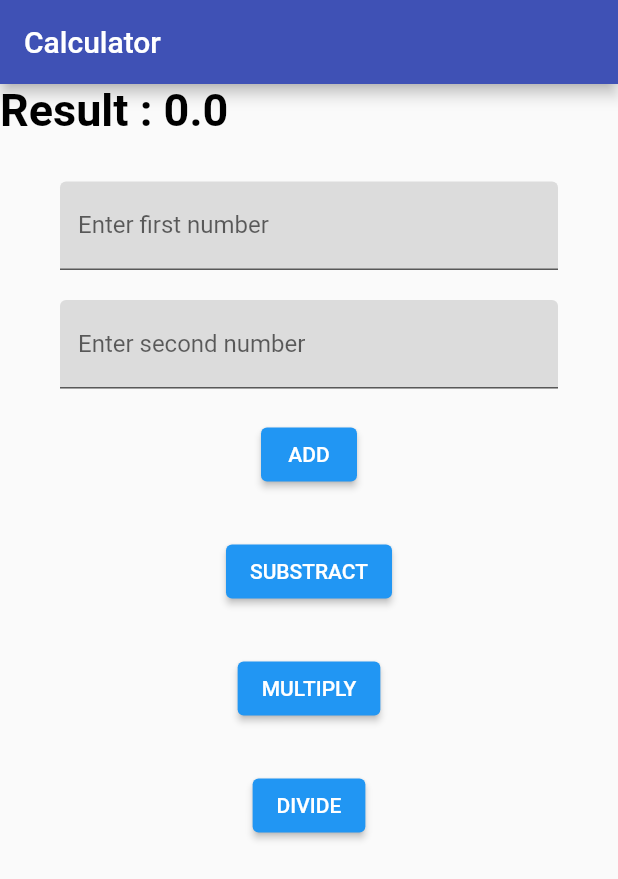
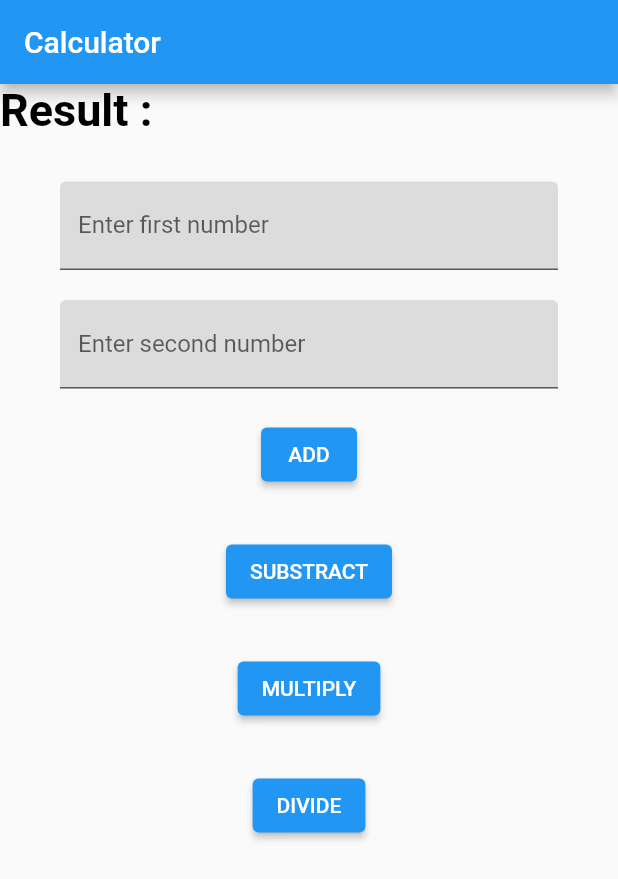
Before and after one commit to ahmadnaufal684/flutter-ahmad-naufal-fundamental, a Flutter app: the screen it shows after launch, after a tap on "ADD", on a phone screen of 412 x 824 dp. Shown: the top 879 px of the screen. Run offline on Flutter 3.47's test engine with Material 2 defaults, Android fonts, the phone set to English and light mode, and no system bars.

Commit message:
mini projek 2

```diff
--- a/lib/main.dart
+++ b/lib/main.dart
@@ -15,53 +15,19 @@ class _MyAppState extends State<MyApp> {
   TextEditingController controller1 = TextEditingController();
   TextEditingController controller2 = TextEditingController();
 
-  double result = 0, angka1 = 0, angka2 = 0;
-
-  tambah() {
-    setState(() {
-      angka1 = double.parse(controller1.text);
-      angka2 = double.parse(controller2.text);
-      result = angka1 + angka2;
-    });
-  }
-
-  kurang() {
-    setState(() {
-      angka1 = double.parse(controller1.text);
-      angka2 = double.parse(controller2.text);
-      result = angka1 - angka2;
-    });
-  }
-
-  kali() {
-    setState(() {
-      angka1 = double.parse(controller1.text);
-      angka2 = double.parse(controller2.text);
-      result = angka1 * angka2;
-    });
-  }
-
-  bagi() {
-    setState(() {
-      angka1 = double.parse(controller1.text);
-      angka2 = double.parse(controller2.text);
-      result = angka1 / angka2;
-    });
-  }
-
   @override
   Widget build(BuildContext context) {
     return MaterialApp(
         home: Scaffold(
       appBar: AppBar(
-        backgroundColor: Colors.indigo,
+        backgroundColor: Colors.blue,
         title: Text('Calculator'),
       ),
       body: Column(
         children: [
           Align(
               alignment: Alignment.centerLeft,
-              child: Text('Result : $result',
+              child: Text('Result : ',
                   style: TextStyle(
                       fontSize: 30,
                       fontWeight: FontWeight.bold,
@@ -97,43 +63,19 @@ class _MyAppState extends State<MyApp> {
               alignment: Alignment.center,
               child: Column(
                 children: [
-                  ElevatedButton(
-                      onPressed: () {
-                        tambah();
-                        controller1.clear();
-                        controller2.clear();
-                      },
-                      child: Text('ADD')),
+                  ElevatedButton(onPressed: () {}, child: Text('ADD')),
                   SizedBox(
                     height: 30,
                   ),
-                  ElevatedButton(
-                      onPressed: () {
-                        kurang();
-                        controller1.clear();
-                        controller2.clear();
-                      },
-                      child: Text('SUBSTRACT')),
+                  ElevatedButton(onPressed: () {}, child: Text('SUBSTRACT')),
                   SizedBox(
                     height: 30,
                   ),
-                  ElevatedButton(
-                      onPressed: () {
-                        kali();
-                        controller1.clear();
-                        controller2.clear();
-                      },
-                      child: Text('MULTIPLY')),
+                  ElevatedButton(onPressed: () {}, child: Text('MULTIPLY')),
                   SizedBox(
                     height: 30,
                   ),
-                  ElevatedButton(
-                      onPressed: () {
-                        bagi();
-                        controller1.clear();
-                        controller2.clear();
-                      },
-                      child: Text('DIVIDE'))
+                  ElevatedButton(onPressed: () {}, child: Text('DIVIDE'))
                 ],
               ))
         ],
```
